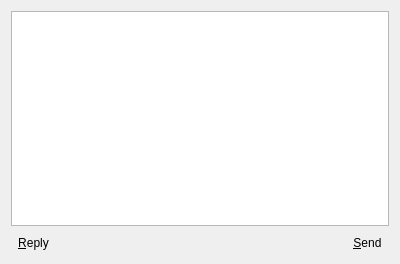
Old version of the form ui/multicastdialog.ui in the repository shaan7/Kapotah.
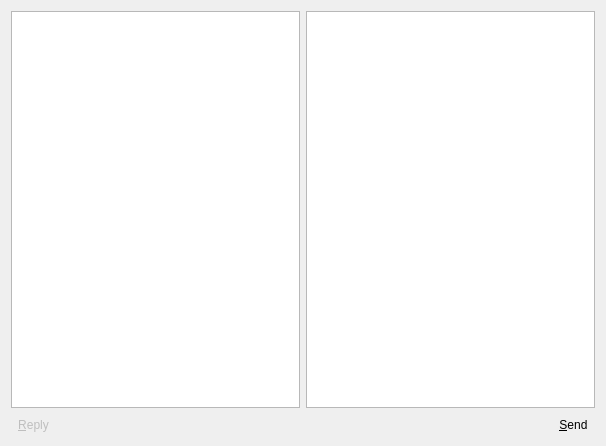
New version of the form. Icons and pictures are not drawn.

Commit message: Cosmetic changes. Make multicast dialog have its own peer list. M/V FTW!

Diff of the .ui file:
```diff
--- a/ui/multicastdialog.ui
+++ b/ui/multicastdialog.ui
@@ -6,28 +6,57 @@
    <rect>
     <x>0</x>
     <y>0</y>
-    <width>400</width>
-    <height>264</height>
+    <width>606</width>
+    <height>446</height>
    </rect>
   </property>
   <property name="windowTitle">
    <string>Dialog</string>
   </property>
-  <layout class="QGridLayout" name="gridLayout">
-   <item row="0" column="0" colspan="3">
+  <layout class="QVBoxLayout" name="verticalLayout">
+   <item>
+    <layout class="QHBoxLayout" name="horizontalLayout_2">
+     <item>
     <widget class="QPlainTextEdit" name="messageEdit"/>
    </item>
-   <item row="1" column="0">
+     <item>
+      <widget class="QListView" name="peersList">
+       <property name="selectionMode">
+        <enum>QAbstractItemView::MultiSelection</enum>
+       </property>
+      </widget>
+     </item>
+    </layout>
+   </item>
+   <item>
+    <layout class="QHBoxLayout" name="horizontalLayout">
+     <item>
     <widget class="QToolButton" name="reply">
+       <property name="enabled">
+        <bool>false</bool>
+       </property>
      <property name="text">
       <string>&amp;Reply</string>
      </property>
+       <property name="icon">
+        <iconset resource="../systray.qrc">
+         <normaloff>:/images/refresh.png</normaloff>:/images/refresh.png</iconset>
+       </property>
+       <property name="iconSize">
+        <size>
+         <width>32</width>
+         <height>32</height>
+        </size>
+       </property>
+       <property name="toolButtonStyle">
+        <enum>Qt::ToolButtonFollowStyle</enum>
+       </property>
      <property name="autoRaise">
       <bool>true</bool>
      </property>
     </widget>
    </item>
-   <item row="1" column="1">
+     <item>
     <spacer name="horizontalSpacer">
      <property name="orientation">
       <enum>Qt::Horizontal</enum>
@@ -40,17 +69,32 @@
      </property>
     </spacer>
    </item>
-   <item row="1" column="2">
+     <item>
     <widget class="QToolButton" name="sendMessage">
      <property name="text">
       <string>&amp;Send</string>
      </property>
+       <property name="icon">
+        <iconset resource="../systray.qrc">
+         <normaloff>:/images/send.png</normaloff>:/images/send.png</iconset>
+       </property>
+       <property name="iconSize">
+        <size>
+         <width>32</width>
+         <height>32</height>
+        </size>
+       </property>
+       <property name="toolButtonStyle">
+        <enum>Qt::ToolButtonFollowStyle</enum>
+       </property>
      <property name="autoRaise">
       <bool>true</bool>
      </property>
     </widget>
    </item>
   </layout>
+   </item>
+  </layout>
  </widget>
  <resources/>
  <connections/>
```
Left out of the diff: 4 changed lines with no effect on the pictures. Lines whose indentation alone changed are shown as unchanged. The commit also changes 11 other files.
